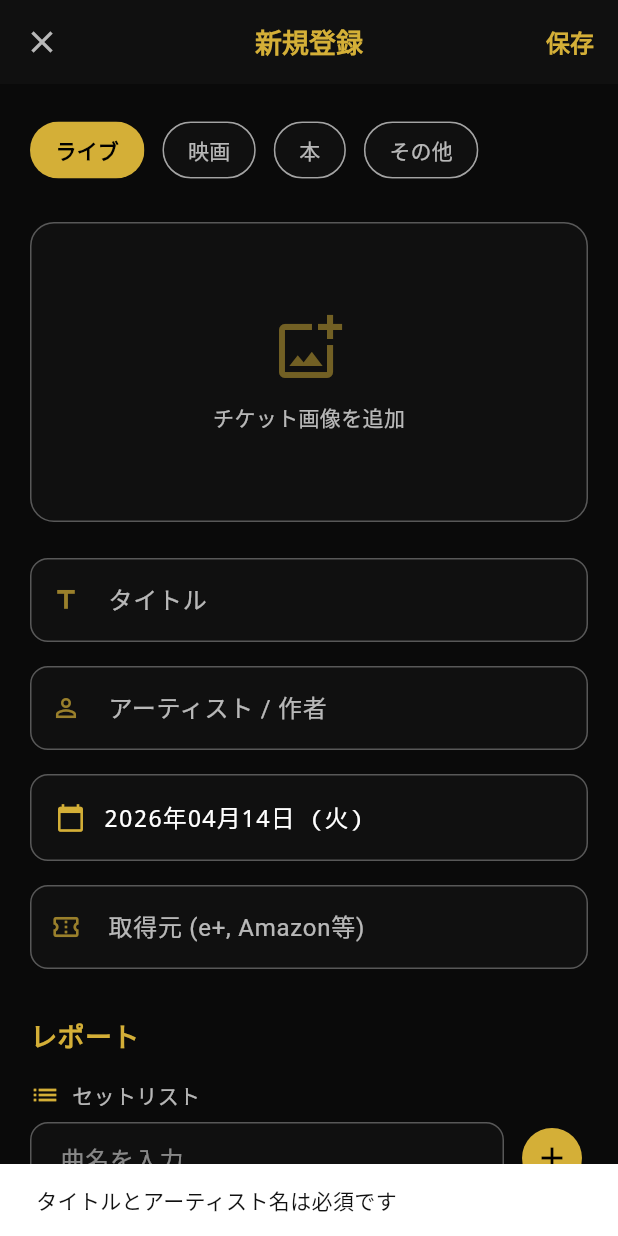
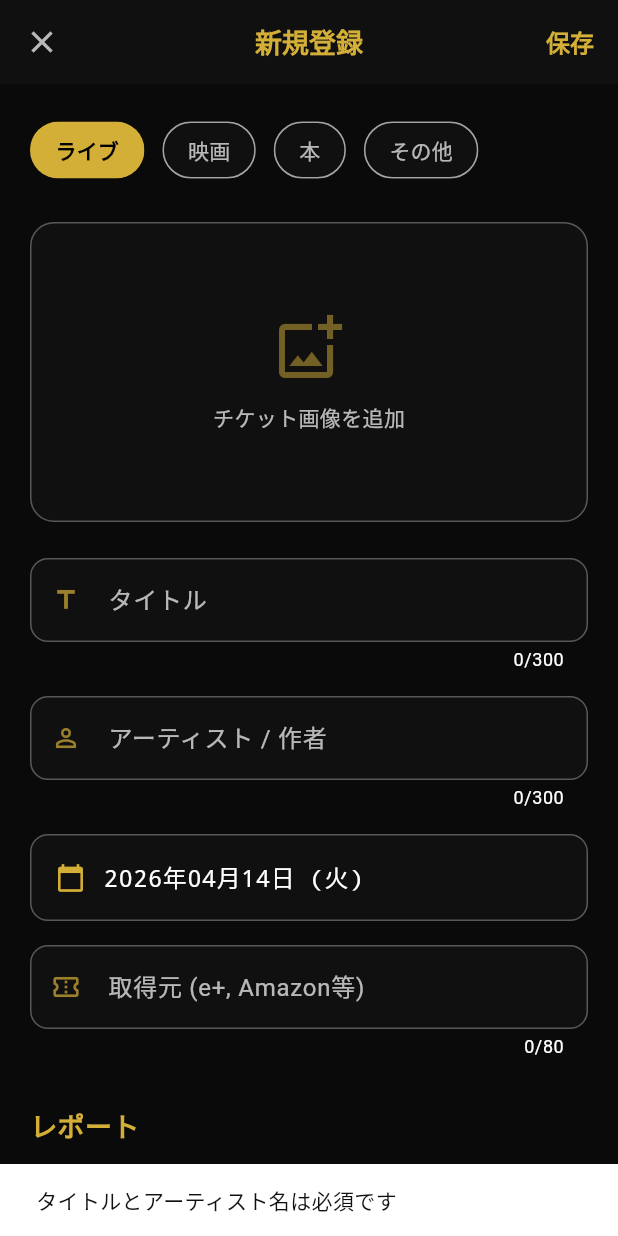
Before and after one commit to mn329/rairepo, a Flutter app: the CreateRecordScreen screen opened directly, after a tap on "保存", on a phone screen of 412 x 824 dp. Run offline on Flutter 3.47's test engine with Material 3 defaults, Android fonts, the phone set to English and light mode, and no system bars; our stand-ins replace flutter_dotenv, flutter_hooks, flutter_riverpod, go_router, hooks_riverpod, image_picker and 1 more; accounts and stored records are empty.

Commit message:
feat(records): レコード作成画面に入力文字数上限とバリデーションを追加
RecordFieldLimits を定義し、タイトル・セットリスト等の maxLength と保存前チェックを追加する。

Made-with: Cursor

```diff
--- /dev/null
+++ b/lib/core/constants/field_limits.dart
@@ -0,0 +1,20 @@
+/// 入力欄の最大文字数（アプリ・DB の目安を揃える）。
+abstract final class RecordFieldLimits {
+  RecordFieldLimits._();
+
+  static const int title = 300;
+  static const int artistOrAuthor = 300;
+  static const int ticketSource = 80;
+  /// セットリストを改行で結合したときの合計。
+  static const int setlistTotal = 10000;
+  static const int setlistSongLine = 200;
+  static const int mcMemo = 2000;
+  static const int impressions = 4000;
+}
+
+abstract final class AccountFieldLimits {
+  AccountFieldLimits._();
+
+  static const int email = 254;
+  static const int password = 128;
+}
--- a/lib/features/records/screens/create_record_screen.dart
+++ b/lib/features/records/screens/create_record_screen.dart
@@ -5,6 +5,7 @@ import 'package:flutter/material.dart';
 import 'package:flutter_hooks/flutter_hooks.dart';
 import 'package:hooks_riverpod/hooks_riverpod.dart';
 import 'package:image_picker/image_picker.dart';
+import 'package:recolle/core/constants/field_limits.dart';
 import 'package:recolle/core/theme/app_colors.dart';
 import 'package:recolle/core/utils/error_messages.dart';
 import 'package:recolle/features/records/models/record.dart';
@@ -39,6 +40,34 @@ class CreateRecordScreen extends HookConsumerWidget {
       return '${d.year}年${d.month.toString().padLeft(2, '0')}月${d.day.toString().padLeft(2, '0')}日 ($w)';
     }
 
+    void tryAddSongToSetlist() {
+      final line = currentSongController.text.trim();
+      if (line.isEmpty) return;
+      if (line.length > RecordFieldLimits.setlistSongLine) {
+        ScaffoldMessenger.of(context).showSnackBar(
+          SnackBar(
+            content: Text(
+              '曲名は最大${RecordFieldLimits.setlistSongLine}文字までです。',
+            ),
+          ),
+        );
+        return;
+      }
+      final candidate = [...setlist.value, line].join('\n');
+      if (candidate.length > RecordFieldLimits.setlistTotal) {
+        ScaffoldMessenger.of(context).showSnackBar(
+          SnackBar(
+            content: Text(
+              'セットリスト全体は最大${RecordFieldLimits.setlistTotal}文字までです。',
+            ),
+          ),
+        );
+        return;
+      }
+      setlist.value = [...setlist.value, line];
+      currentSongController.clear();
+    }
+
     Future<void> pickImage() async {
       final picker = ImagePicker();
       final pickedFile = await picker.pickImage(source: ImageSource.gallery);
@@ -51,10 +80,56 @@ class CreateRecordScreen extends HookConsumerWidget {
     Future<void> saveRecord() async {
       if (isLoading.value) return;
 
-      if (titleController.text.isEmpty || artistController.text.isEmpty) {
+      final title = titleController.text.trim();
+      final artist = artistController.text.trim();
+      if (title.isEmpty || artist.isEmpty) {
         ScaffoldMessenger.of(
           context,
         ).showSnackBar(const SnackBar(content: Text('タイトルとアーティスト名は必須です')));
+        return;
+      }
+
+      if (title.length > RecordFieldLimits.title ||
+          artist.length > RecordFieldLimits.artistOrAuthor) {
+        ScaffoldMessenger.of(context).showSnackBar(
+          const SnackBar(content: Text('タイトルまたはアーティスト名が文字数上限を超えています。')),
+        );
+        return;
+      }
+
+      final sourceTrimmed = sourceController.text.trim();
+      if (sourceTrimmed.length > RecordFieldLimits.ticketSource) {
+        ScaffoldMessenger.of(context).showSnackBar(
+          SnackBar(
+            content: Text(
+              '取得元は最大${RecordFieldLimits.ticketSource}文字までです。',
+            ),
+          ),
+        );
+        return;
+      }
+
+      final setlistJoined =
+          setlist.value.isEmpty ? null : setlist.value.join('\n');
+      if (setlistJoined != null &&
+          setlistJoined.length > RecordFieldLimits.setlistTotal) {
+        ScaffoldMessenger.of(context).showSnackBar(
+          SnackBar(
+            content: Text(
+              'セットリスト全体は最大${RecordFieldLimits.setlistTotal}文字までです。',
+            ),
+          ),
+        );
+        return;
+      }
+
+      final mcTrimmed = mcMemoController.text.trim();
+      final impressionsTrimmed = impressionsController.text.trim();
+      if (mcTrimmed.length > RecordFieldLimits.mcMemo ||
+          impressionsTrimmed.length > RecordFieldLimits.impressions) {
+        ScaffoldMessenger.of(context).showSnackBar(
+          const SnackBar(content: Text('MCメモまたは感想が文字数上限を超えています。')),
+        );
         return;
       }
 
@@ -91,18 +166,16 @@ class CreateRecordScreen extends HookConsumerWidget {
         final record = Record(
           id: '', // DB側で生成されるため空文字
           type: selectedType.value,
-          title: titleController.text,
-          artistOrAuthor: artistController.text,
+          title: title,
+          artistOrAuthor: artist,
           date: date.value,
           ticketImageUrl: imageUrl ?? '',
-          ticketSource: sourceController.text.isEmpty
+          ticketSource: sourceTrimmed.isEmpty ? null : sourceTrimmed,
+          setlist: setlistJoined == null || setlistJoined.isEmpty
               ? null
-              : sourceController.text,
-          setlist: setlist.value.isEmpty ? null : setlist.value.join('\n'),
-          mcMemo: mcMemoController.text.isEmpty ? null : mcMemoController.text,
-          impressions: impressionsController.text.isEmpty
-              ? null
-              : impressionsController.text,
+              : setlistJoined,
+          mcMemo: mcTrimmed.isEmpty ? null : mcTrimmed,
+          impressions: impressionsTrimmed.isEmpty ? null : impressionsTrimmed,
         );
 
         // JSONに変換し、現在のユーザーIDを追加
@@ -288,12 +361,14 @@ class CreateRecordScreen extends HookConsumerWidget {
               controller: titleController,
               label: 'タイトル',
               icon: Icons.title,
+              maxLength: RecordFieldLimits.title,
             ),
             const SizedBox(height: 16),
             _buildTextField(
               controller: artistController,
               label: 'アーティスト / 作者',
               icon: Icons.person_outline,
+              maxLength: RecordFieldLimits.artistOrAuthor,
             ),
             const SizedBox(height: 16),
 
@@ -393,6 +468,7 @@ class CreateRecordScreen extends HookConsumerWidget {
               controller: sourceController,
               label: '取得元 (e+, Amazon等)',
               icon: Icons.confirmation_number_outlined,
+              maxLength: RecordFieldLimits.ticketSource,
             ),
 
             const SizedBox(height: 32),
@@ -486,6 +562,7 @@ class CreateRecordScreen extends HookConsumerWidget {
                   Expanded(
                     child: TextField(
                       controller: currentSongController,
+                      maxLength: RecordFieldLimits.setlistSongLine,
                       style: const TextStyle(color: AppColors.textPrimary),
                       decoration: InputDecoration(
                         hintText: '曲名を入力',
@@ -515,25 +592,12 @@ class CreateRecordScreen extends HookConsumerWidget {
                           borderSide: const BorderSide(color: AppColors.gold),
                         ),
                       ),
-                      onSubmitted: (value) {
-                        if (value.isNotEmpty) {
-                          setlist.value = [...setlist.value, value];
-                          currentSongController.clear();
-                        }
-                      },
+                      onSubmitted: (_) => tryAddSongToSetlist(),
                     ),
                   ),
                   const SizedBox(width: 8),
                   IconButton(
-                    onPressed: () {
-                      if (currentSongController.text.isNotEmpty) {
-                        setlist.value = [
-                          ...setlist.value,
-                          currentSongController.text,
-                        ];
-                        currentSongController.clear();
-                      }
-                    },
+                    onPressed: tryAddSongToSetlist,
                     style: IconButton.styleFrom(
                       backgroundColor: AppColors.gold,
                       foregroundColor: Colors.black,
@@ -549,6 +613,7 @@ class CreateRecordScreen extends HookConsumerWidget {
                 label: 'MCメモ',
                 icon: Icons.mic_none,
                 maxLines: 3,
+                maxLength: RecordFieldLimits.mcMemo,
               ),
               const SizedBox(height: 16),
             ],
@@ -558,6 +623,7 @@ class CreateRecordScreen extends HookConsumerWidget {
               label: '感想',
               icon: Icons.edit_note,
               maxLines: 5,
+              maxLength: RecordFieldLimits.impressions,
             ),
 
             const SizedBox(height: 40),
@@ -585,10 +651,12 @@ class CreateRecordScreen extends HookConsumerWidget {
     required String label,
     required IconData icon,
     int maxLines = 1,
+    int? maxLength,
   }) {
     return TextField(
       controller: controller,
       maxLines: maxLines,
+      maxLength: maxLength,
       style: const TextStyle(color: AppColors.textPrimary),
       cursorColor: AppColors.gold,
       decoration: InputDecoration(
```
